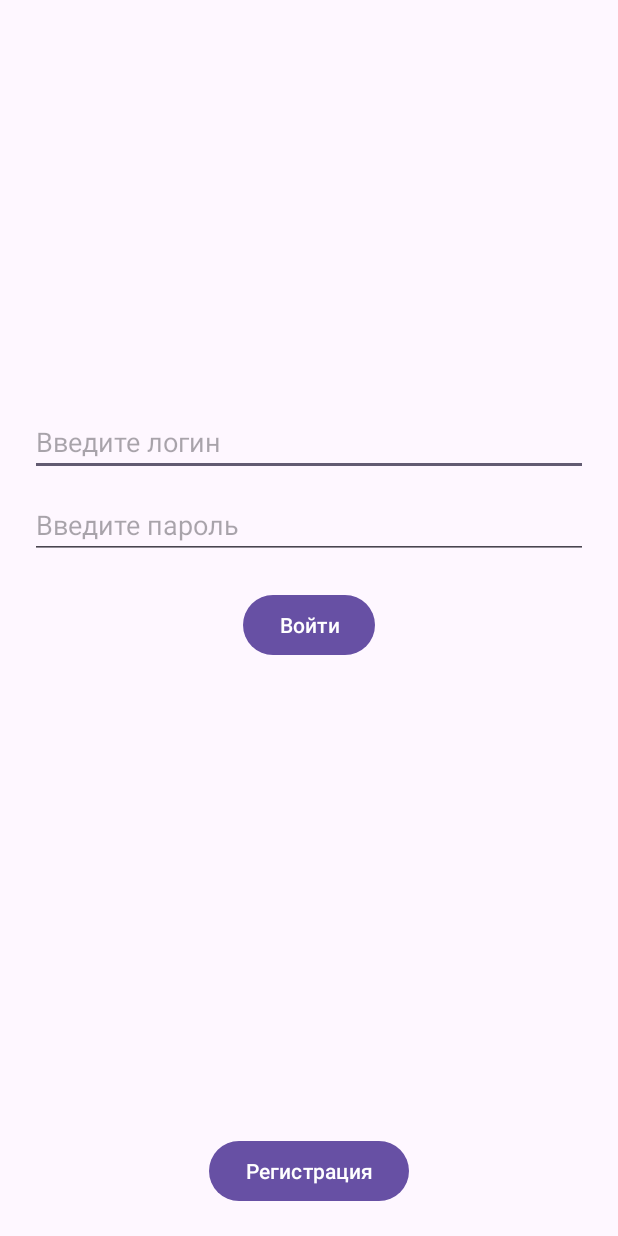
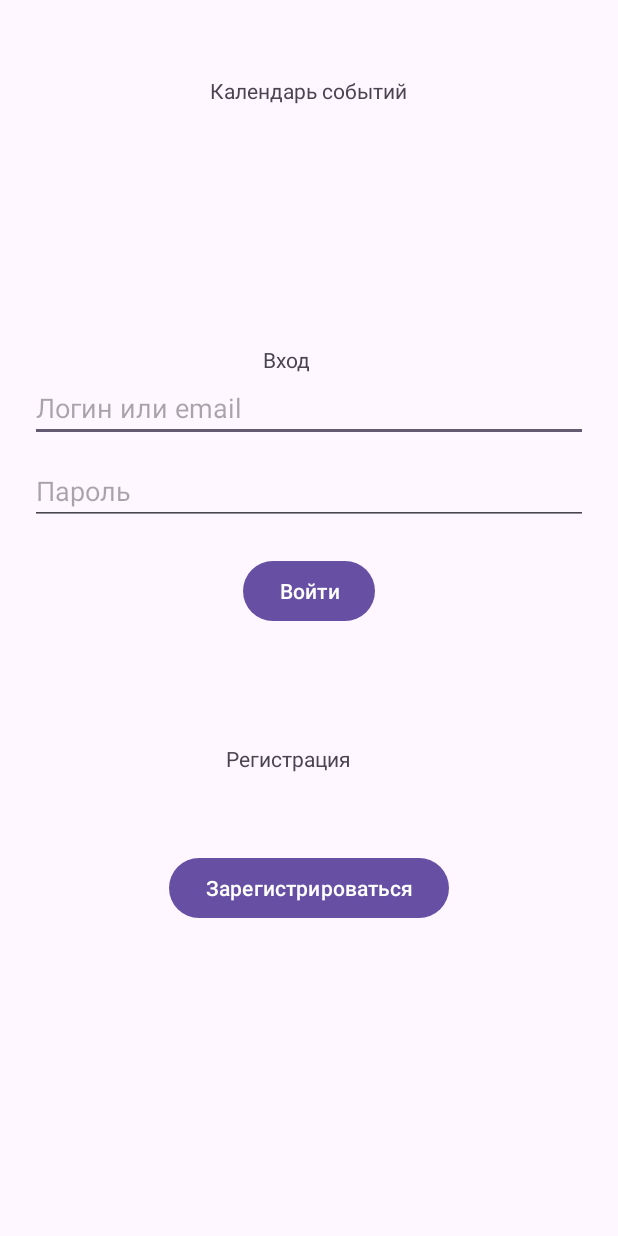
Before and after one commit to YupiSoftwarePunk/EventsCalendar, an Android app: the screen it shows after launch (MainActivity), on a phone screen of 412 x 824 dp. Run offline under Robolectric (Android 15) with nearby library versions, the phone set to English and light mode, and no system bars.

Commit message:
Tried to fix the program crash after registration or login

```diff
--- a/app/src/main/java/com/example/eventscalendar/MainActivity.java
+++ b/app/src/main/java/com/example/eventscalendar/MainActivity.java
@@ -17,7 +17,7 @@ public class MainActivity extends AppCompatActivity {
     @Override
     protected void onCreate(Bundle savedInstanceState) {
         super.onCreate(savedInstanceState);
-        setContentView(R.layout.activity_main);
+        setContentView(R.layout.first_activity);
 
         etLogin = findViewById(R.id.etLogin);
         etPassword = findViewById(R.id.etPassword);
--- a/app/src/main/res/layout/activity_main.xml
+++ /dev/null
@@ -1,52 +0,0 @@
-<?xml version="1.0" encoding="utf-8"?>
-<androidx.constraintlayout.widget.ConstraintLayout xmlns:android="http://schemas.android.com/apk/res/android"
-    xmlns:app="http://schemas.android.com/apk/res-auto"
-    xmlns:tools="http://schemas.android.com/tools"
-    android:layout_width="match_parent"
-    android:layout_height="match_parent">
-
-    <EditText
-        android:id="@+id/etLogin"
-        android:layout_width="match_parent"
-        android:layout_height="wrap_content"
-        android:layout_marginStart="20dp"
-        android:layout_marginTop="272dp"
-        android:layout_marginEnd="20dp"
-        android:hint="Введите логин"
-        app:layout_constraintEnd_toEndOf="parent"
-        app:layout_constraintStart_toStartOf="parent"
-        app:layout_constraintTop_toTopOf="parent" />
-
-    <EditText
-        android:id="@+id/etPassword"
-        android:layout_width="match_parent"
-        android:layout_height="wrap_content"
-        android:layout_marginStart="20dp"
-        android:layout_marginTop="10dp"
-        android:layout_marginEnd="20dp"
-        android:hint="Введите пароль"
-        android:inputType="textPassword"
-        app:layout_constraintEnd_toEndOf="parent"
-        app:layout_constraintStart_toStartOf="parent"
-        app:layout_constraintTop_toBottomOf="@id/etLogin" />
-
-    <Button
-        android:id="@+id/btnLogin"
-        android:layout_width="wrap_content"
-        android:layout_height="wrap_content"
-        android:layout_marginTop="20dp"
-        android:text="Войти"
-        app:layout_constraintEnd_toEndOf="parent"
-        app:layout_constraintStart_toStartOf="parent"
-        app:layout_constraintTop_toBottomOf="@id/etPassword" />
-
-    <Button
-        android:id="@+id/btnRegister"
-        android:layout_width="wrap_content"
-        android:layout_height="wrap_content"
-        android:layout_marginTop="316dp"
-        android:text="Регистрация"
-        app:layout_constraintEnd_toEndOf="parent"
-        app:layout_constraintStart_toStartOf="parent"
-        app:layout_constraintTop_toBottomOf="@id/btnLogin" />
-</androidx.constraintlayout.widget.ConstraintLayout>
--- a/app/src/main/res/layout/first_activity.xml
+++ b/app/src/main/res/layout/first_activity.xml
@@ -9,7 +9,7 @@
         android:id="@+id/textView4"
         android:layout_width="wrap_content"
         android:layout_height="wrap_content"
-        android:text="Календарь событий"
+        android:text="@string/calendar"
         app:layout_constraintBottom_toBottomOf="parent"
         app:layout_constraintEnd_toEndOf="parent"
         app:layout_constraintHorizontal_bias="0.498"
@@ -22,7 +22,7 @@
         android:id="@+id/textView2"
         android:layout_width="wrap_content"
         android:layout_height="wrap_content"
-        android:text="Вход"
+        android:text="@string/enter3"
         app:layout_constraintBottom_toBottomOf="parent"
         app:layout_constraintEnd_toEndOf="parent"
         app:layout_constraintHorizontal_bias="0.461"
@@ -36,7 +36,7 @@
         android:layout_height="wrap_content"
         android:layout_marginStart="20dp"
         android:layout_marginEnd="20dp"
-        android:hint="Логин или email"
+        android:hint="@string/login_email"
         app:layout_constraintTop_toBottomOf="@id/textView2"
         app:layout_constraintStart_toStartOf="parent"
         app:layout_constraintEnd_toEndOf="parent"/>
@@ -48,7 +48,7 @@
         android:layout_marginStart="20dp"
         android:layout_marginEnd="20dp"
         android:layout_marginTop="10dp"
-        android:hint="Пароль"
+        android:hint="@string/passwrd"
         android:inputType="textPassword"
         app:layout_constraintTop_toBottomOf="@id/etLogin"
         app:layout_constraintStart_toStartOf="parent"
@@ -59,7 +59,7 @@
         android:layout_width="wrap_content"
         android:layout_height="wrap_content"
         android:layout_marginTop="20dp"
-        android:text="Войти"
+        android:text="@string/enter4"
         app:layout_constraintTop_toBottomOf="@id/etPassword"
         app:layout_constraintStart_toStartOf="parent"
         app:layout_constraintEnd_toEndOf="parent"/>
@@ -69,7 +69,7 @@
         android:id="@+id/textView3"
         android:layout_width="wrap_content"
         android:layout_height="wrap_content"
-        android:text="Регистрация"
+        android:text="@string/registr"
         app:layout_constraintBottom_toBottomOf="parent"
         app:layout_constraintEnd_toEndOf="parent"
         app:layout_constraintHorizontal_bias="0.458"
@@ -82,7 +82,7 @@
         android:layout_width="wrap_content"
         android:layout_height="wrap_content"
         android:layout_marginTop="72dp"
-        android:text="Зарегистрироваться"
+        android:text="@string/registr_btn"
         app:layout_constraintEnd_toEndOf="parent"
         app:layout_constraintStart_toStartOf="parent"
         app:layout_constraintTop_toTopOf="@+id/textView3" />
--- a/app/src/main/res/values/strings.xml
+++ b/app/src/main/res/values/strings.xml
@@ -13,4 +13,11 @@
     <string name="title">Список событий по выбранной теме</string>
     <string name="nextpage">Следующая страница</string>
     <string name="myevents">Мои события в календаре</string>
+    <string name="calendar">Календарь событий</string>
+    <string name="enter3">Вход</string>
+    <string name="login_email">Логин или email</string>
+    <string name="passwrd">Пароль</string>
+    <string name="enter4">Войти</string>
+    <string name="registr">Регистрация</string>
+    <string name="registr_btn">Зарегистрироваться</string>
 </resources>
```
